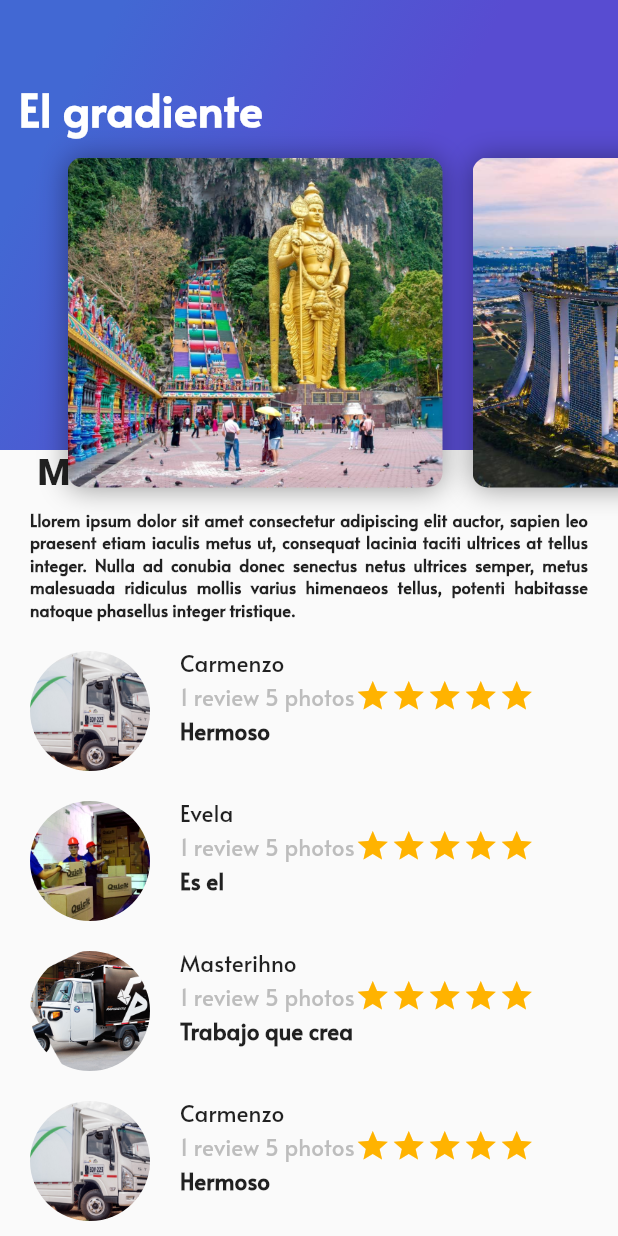
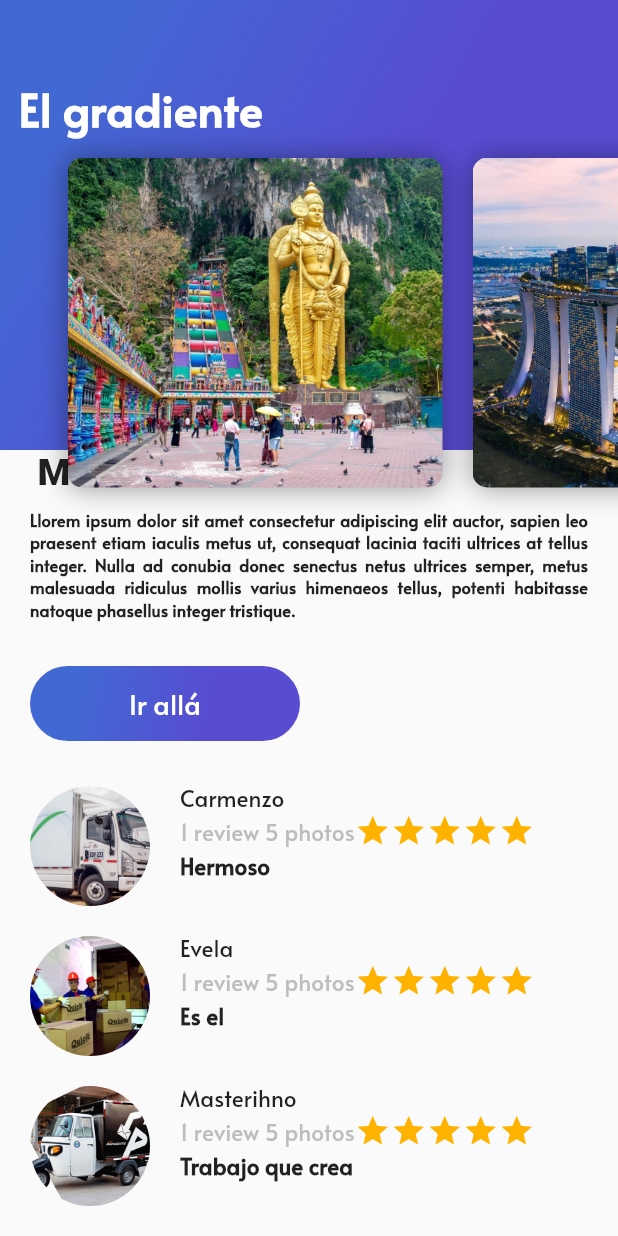
Before and after one commit to FernandoSanabria/FlutterTest, a Flutter app: the screen it shows after launch, on a phone screen of 412 x 824 dp. Run offline on Flutter 3.47's test engine with Material 2 defaults, Android fonts, the phone set to English and light mode, and no system bars.

Commit message:
boton purple implemented

```diff
--- /dev/null
+++ b/lib/button_purple.dart
@@ -0,0 +1,52 @@
+import 'package:flutter/material.dart';
+
+class ButtonPurple extends StatelessWidget {
+
+String buttonText = "Navigate";
+
+
+ButtonPurple(this.buttonText);
+
+  @override
+  Widget build(BuildContext context) {
+    return InkWell(
+      onTap: (){
+        Scaffold.of(context).showSnackBar(
+          SnackBar(content: Text('Navegando'))
+        );
+      },
+
+      child:Container(
+        margin: EdgeInsets.only(
+          top: 30.0,
+          left: 20.0,
+          right:20.0 ,
+        ),
+        height: 50.0,
+        width: 180.0,
+        decoration: BoxDecoration(
+          borderRadius: BorderRadius.circular(30.0),
+          gradient: LinearGradient(
+            colors: [
+              Color(0xFF4268D3),
+              Color(0xFF584CD1)
+            ],
+            begin:FractionalOffset(0.2,0.0),
+            end: FractionalOffset(1.0, 0.6),
+            stops: [0.0,0.6],
+            tileMode: TileMode.clamp
+          ),
+        ),
+        child: Center(
+          child: Text(
+            buttonText,
+            style:TextStyle(
+              color: Colors.white,
+              fontFamily: 'Alata',
+              fontSize: 18.0,
+            ) ,
+          ) ,),
+      ) ,
+    );
+  }
+}
--- a/lib/description.dart
+++ b/lib/description.dart
@@ -1,5 +1,5 @@
 import 'package:flutter/material.dart';
-
+import 'button_purple.dart';
 class Description extends StatelessWidget {
 
 
@@ -78,7 +78,8 @@ Description(this.namePlace,this.star, this.descriptionPlace);
     );
 
     final completedDescription = Column(
-      children: [titleStars, description],
+      crossAxisAlignment: CrossAxisAlignment.start,
+      children: [titleStars, description,ButtonPurple('Ir allá'), SizedBox(height: 10.0,)],
     );
 
     return completedDescription;
--- a/lib/main.dart
+++ b/lib/main.dart
@@ -15,7 +15,6 @@ class MyApp extends StatelessWidget {
 
   @override
   Widget build(BuildContext context) {
-
     SystemChrome.setSystemUIOverlayStyle(SystemUiOverlayStyle(
         statusBarColor: Colors.transparent,
         statusBarBrightness: Brightness.light));
@@ -23,22 +22,12 @@ class MyApp extends StatelessWidget {
     return MaterialApp(
       debugShowCheckedModeBanner: false,
       title: 'Material App',
-      // theme: ThemeData(fontFamily: "Alata"),
       home: Scaffold(
-          // appBar: AppBar(
-          //   title: Text('Material App Bar'),
-          //   centerTitle: true,
-          //   leading: Icon(Icons.arrow_back_ios),
-          //   backgroundColor: Colors.red[500],
-          // ),
-          body:
-              // Description("Mallasia",3,dummy),
-              Stack(
+          body: Stack(
         children: [
           ListView(
             children: [Description("Mallasia", 3, dummy), ReviewList()],
           ),
-          // GradientBack('Popular parameter'),
           HeaderAppBar(),
         ],
       )),
```
Also changed, not shown: lib/review.dart (+9 -8 lines).
